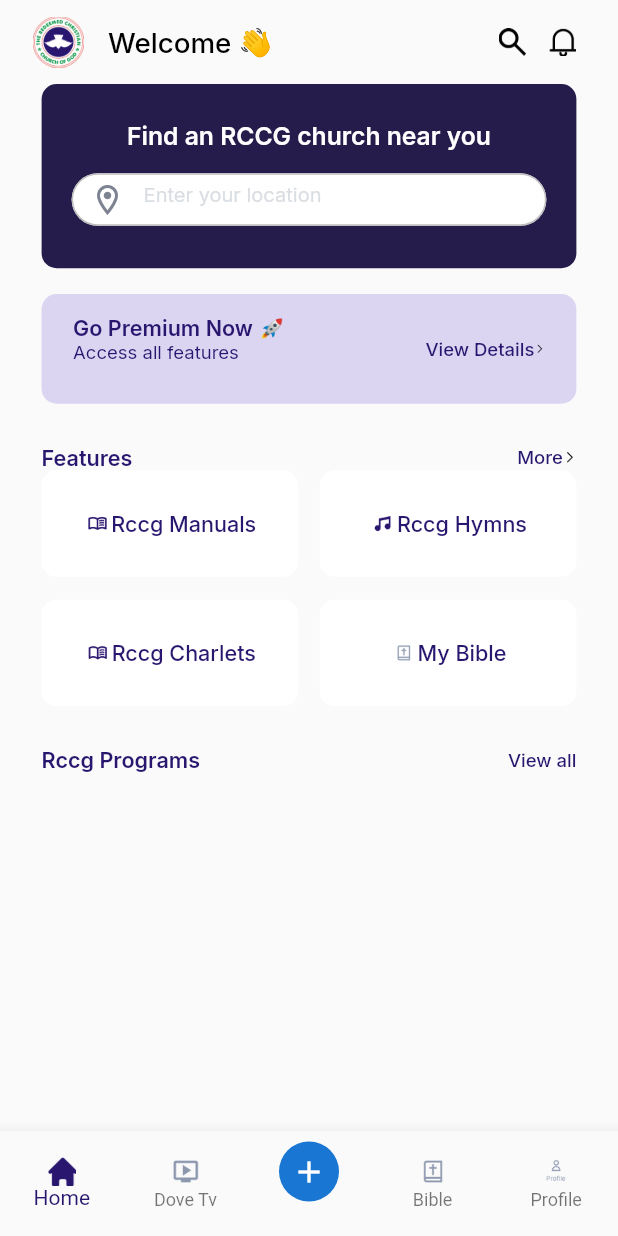
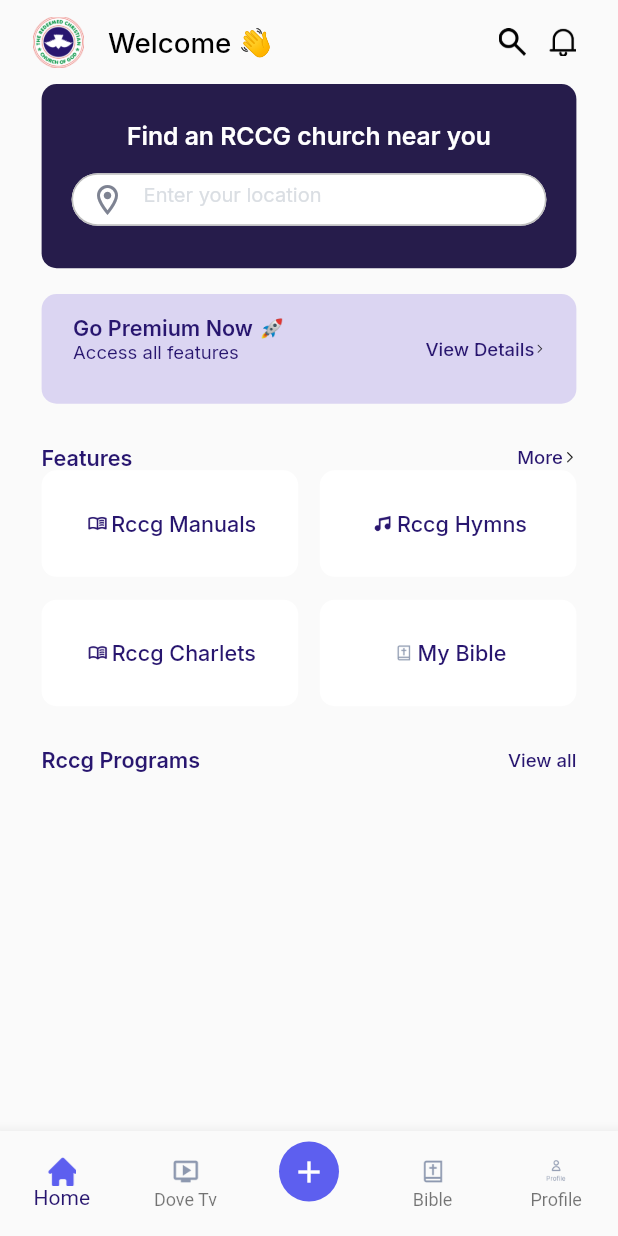
Before and after one commit to Imma76/rccg_app, a Flutter app: the Base screen opened by its route, on a phone screen of 412 x 824 dp. Run offline on Flutter 3.47's test engine with Material 2 defaults, Android fonts, the light colour scheme and no system bars; our stand-ins replace flutter_riverpod, flutter_screenutil, flutter_svg, gap, google_fonts, pin_code_fields.

Commit message:
home page ui

```diff
--- a/lib/views/base/base.dart
+++ b/lib/views/base/base.dart
@@ -37,26 +37,27 @@
               type: BottomNavigationBarType.fixed, items: [
         BottomNavigationBarItem(
             icon: Image.asset(
-              'assets/home.png',color: currentIndex==0?AppTheme.primaryColor:null,
+              'assets/home.png',color: currentIndex==0?AppTheme.purple:null,
               height: 19.h,
               width: 19.w,
             ),
             label: 'Home'),
         BottomNavigationBarItem(
-            icon: Image.asset('assets/tv.png',color: currentIndex==1?AppTheme.primaryColor:null, height: 19.h, width: 19.w),
+            icon: Image.asset('assets/tv.png',color: currentIndex==1?AppTheme.purple:null, height: 19.h, width: 19.w),
             label: 'Dove Tv'),
         BottomNavigationBarItem(
             icon: CircleAvatar(
               child: Icon(
-                Icons.add,
+                Icons.add,color: AppTheme.white,
               ),
+              backgroundColor: AppTheme.purple,
             ),
             label: ''),
         BottomNavigationBarItem(
-            icon: Image.asset('assets/bible.png',color: currentIndex==3?AppTheme.primaryColor:null, height: 19.h, width: 19.w),
+            icon: Image.asset('assets/bible.png',color: currentIndex==3?AppTheme.purple:null, height: 19.h, width: 19.w),
             label: 'Bible'),
             BottomNavigationBarItem(
-            icon: Image.asset('assets/profile.png', color: currentIndex==4?AppTheme.primaryColor:null,height: 19.h, width: 19.w,),
+            icon: Image.asset('assets/profile.png', color: currentIndex==4?AppTheme.purple:null,height: 19.h, width: 19.w,),
             label: 'Profile')
       ]),
     );
```
